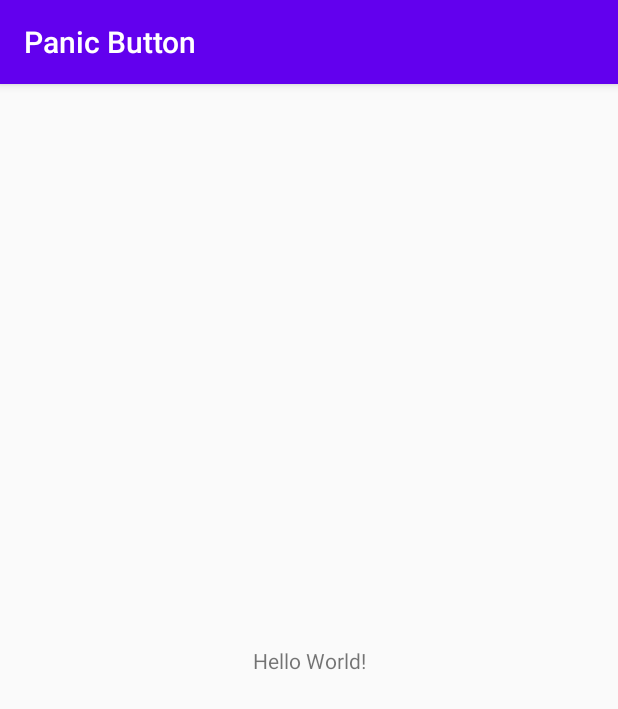
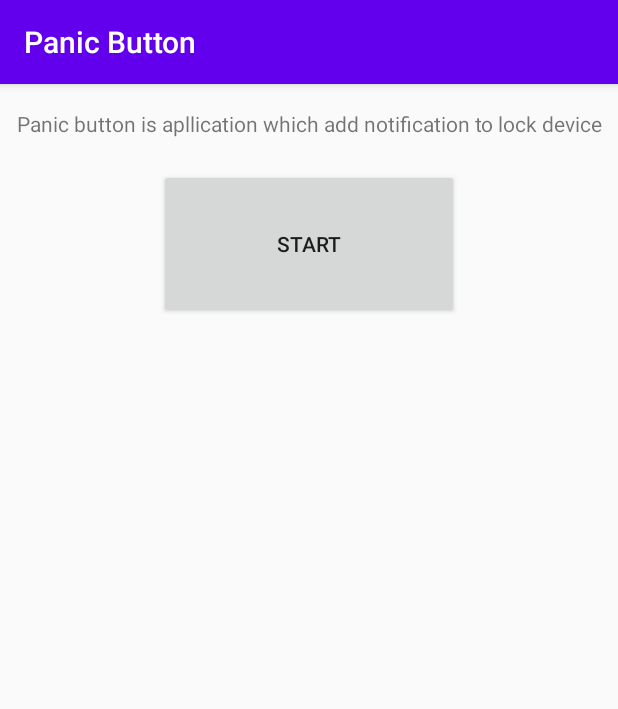
Before and after one commit to vulnerabbity/android-panic-button, an Android app: the screen it shows after launch (MainActivity), on a phone screen of 412 x 824 dp. Shown: the top 709 px of the screen. Run offline under Robolectric (Android 15) with nearby library versions, the phone set to English and light mode, and no system bars.

Commit message:
add basic markup to activity_main.xml

```diff
--- a/app/src/main/res/layout/activity_main.xml
+++ b/app/src/main/res/layout/activity_main.xml
@@ -7,12 +7,26 @@
     tools:context=".MainActivity">
 
     <TextView
-        android:layout_width="wrap_content"
-        android:layout_height="wrap_content"
-        android:text="Hello World!"
+        android:id="@+id/textView"
+        android:layout_width="391dp"
+        android:layout_height="20dp"
+        android:text="Panic button is apllication which add notification to lock device"
+        android:textAlignment="center"
         app:layout_constraintBottom_toBottomOf="parent"
         app:layout_constraintEnd_toEndOf="parent"
         app:layout_constraintStart_toStartOf="parent"
-        app:layout_constraintTop_toTopOf="parent" />
+        app:layout_constraintTop_toTopOf="parent"
+        app:layout_constraintVertical_bias="0.022" />
+
+    <Button
+        android:id="@+id/button"
+        android:layout_width="200dp"
+        android:layout_height="100dp"
+        android:layout_marginTop="20dp"
+        android:onClick="onStartClick"
+        android:text="Start"
+        app:layout_constraintEnd_toEndOf="parent"
+        app:layout_constraintStart_toStartOf="parent"
+        app:layout_constraintTop_toBottomOf="@+id/textView" />
 
 </android.support.constraint.ConstraintLayout>
```
